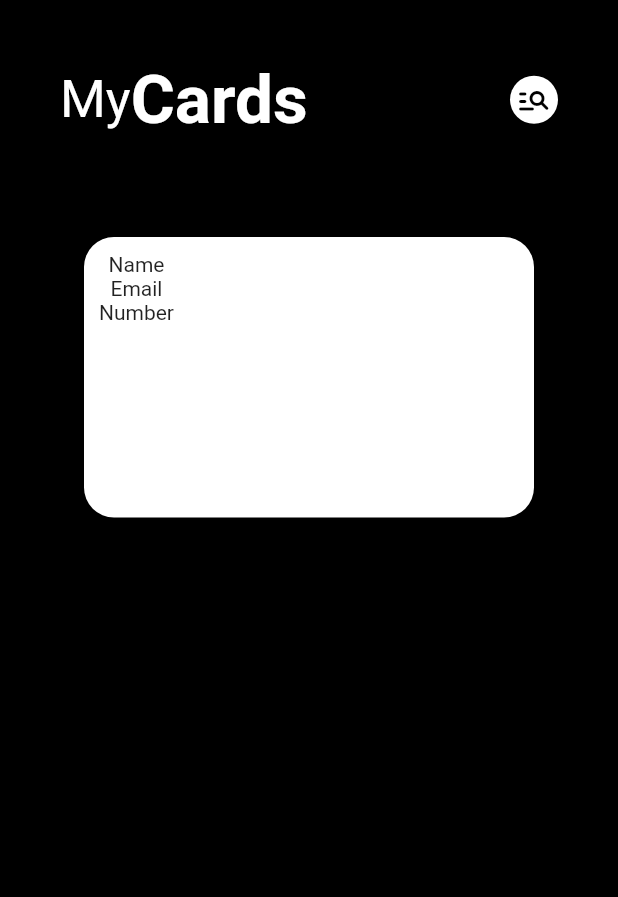
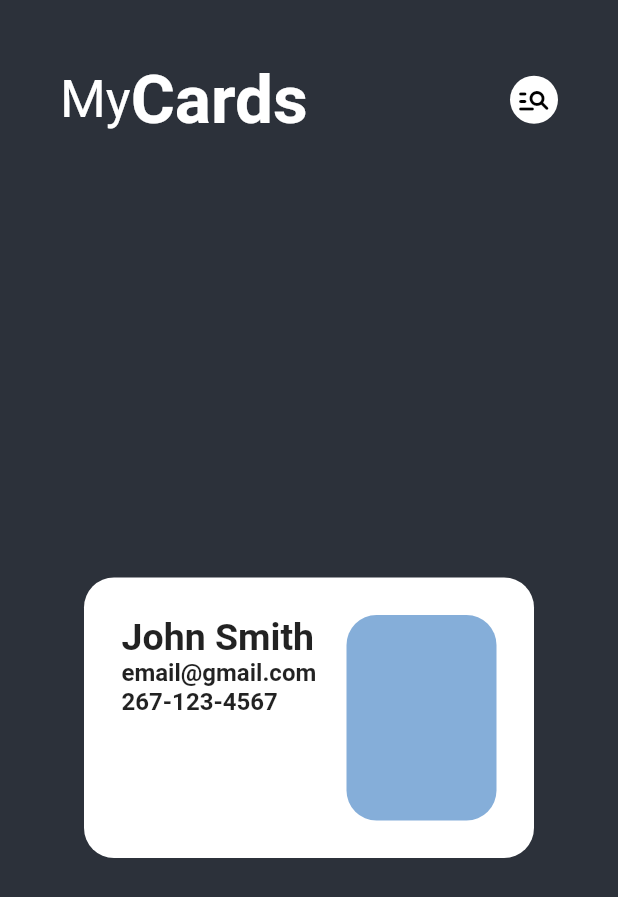
Before and after one commit to FroggoLight/WeCard-CI103-Course-Project, a Flutter app: the screen it shows after launch, on a phone screen of 412 x 824 dp. Shown: the top 897 px of the screen. Run offline on Flutter 3.47's test engine with Material 2 defaults, Android fonts, the phone set to English and light mode, and no system bars.

Commit message:
Wrote code for card format

```diff
--- a/carde/lib/Pages/homePage.dart
+++ b/carde/lib/Pages/homePage.dart
@@ -13,7 +13,7 @@ class _HomePageState extends State<HomePage> {
   @override
   Widget build(BuildContext context) {
     return Scaffold(
-      backgroundColor: Colors.black,
+      backgroundColor: Color.fromARGB(255, 44, 49, 58),
       body: SafeArea(
         child: Column(children: [
           // Top Title and Sorting Button
@@ -42,7 +42,7 @@ class _HomePageState extends State<HomePage> {
                   ],
                 ),
 
-                // Sort Button
+                // Search Button
                 Container(
                   padding: const EdgeInsets.all(4),
                   decoration: const BoxDecoration(
@@ -58,31 +58,53 @@ class _HomePageState extends State<HomePage> {
             ),
           ),
 
-          SizedBox(height: 25),
-
           // Card Stack
-          Column(children: [
+          Expanded(
+            child:
+                Column(mainAxisAlignment: MainAxisAlignment.center, children: [
+              // The Card Itself
               Container(
                   width: 300,
                   height: 187,
-                padding: EdgeInsets.all(10),
+                  padding: EdgeInsets.all(25),
                   decoration: BoxDecoration(
                       color: Colors.white,
                       borderRadius: BorderRadius.circular(20)),
+                  // Stuff Within The Card
                   child: Row(
-                  mainAxisAlignment: MainAxisAlignment.start,
+                    mainAxisAlignment: MainAxisAlignment.spaceBetween,
                     children: [
+                      // Text Within The Card
+                      Row(children: [
                         Column(
+                          crossAxisAlignment: CrossAxisAlignment.start,
                           children: [
-                        Text("Name"),
-                        Text("Email"),
-                        Text("Number"),
+                            Text("John Smith",
+                                style: TextStyle(
+                                    fontSize: 25, fontWeight: FontWeight.bold)),
+                            Text("email@gmail.com",
+                                style: TextStyle(
+                                    fontSize: 16, fontWeight: FontWeight.bold)),
+                            Text("267-123-4567",
+                                style: TextStyle(
+                                    fontSize: 16, fontWeight: FontWeight.bold)),
                           ],
                         ),
+                      ]),
+                      // Picture Within The Card
+                      Row(children: [
+                        Container(
+                            width: 100,
+                            height: 150,
+                            decoration: BoxDecoration(
+                                color: Color.fromARGB(255, 133, 174, 217),
+                                borderRadius: BorderRadius.circular(20)))
+                      ])
                     ],
                   ))
-          ])
-          // Swipe Navigation
+            ]),
+          )
+          // Add Button
         ]),
       ),
     );
```
Also changed, not shown: carde/lib/Elements/cardTemplate.dart (deleted, +0 -36 lines). Lines whose indentation alone changed are shown as unchanged.
